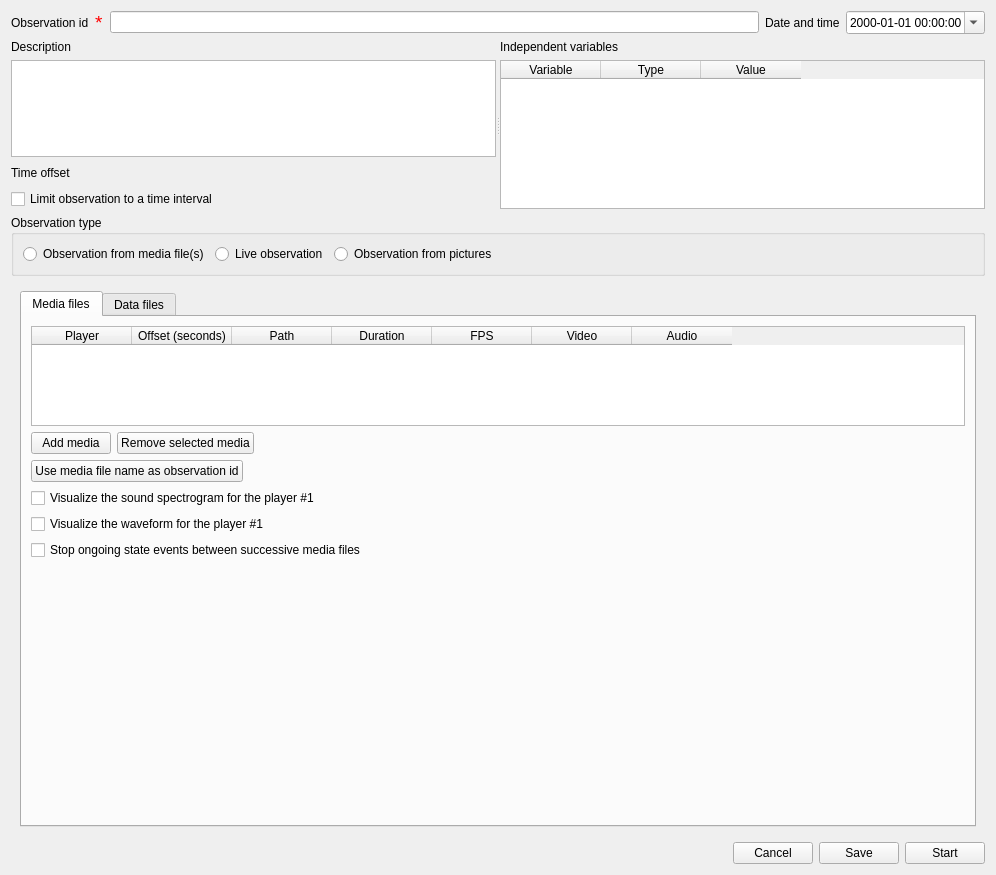
olivierfriard/BORIS, file boris/observation.ui: the form before one commit.
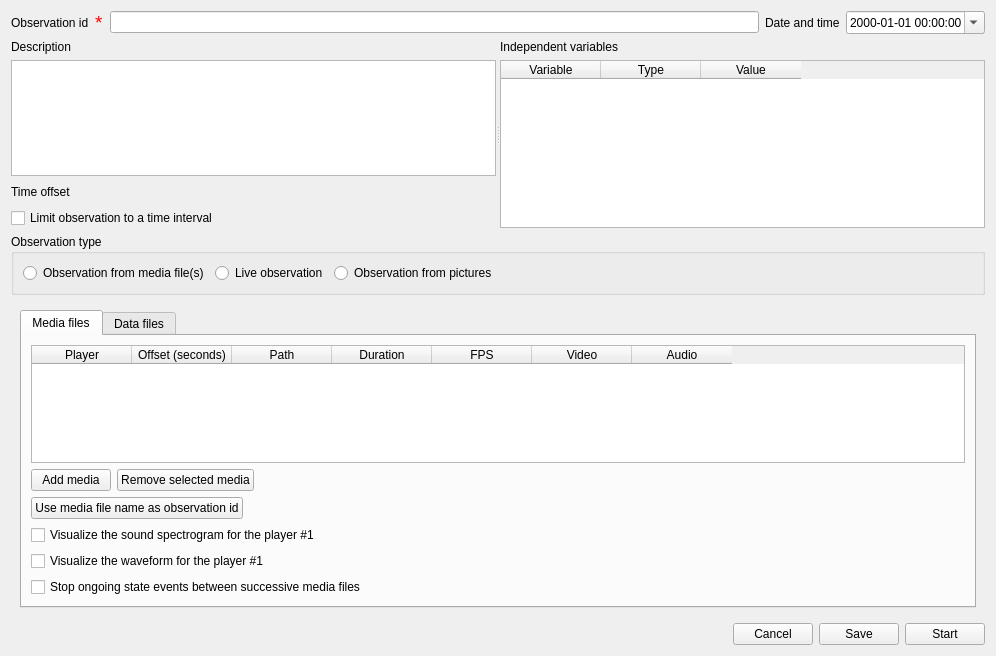
The form after the commit. The open tabs and pages were chosen to show the change.

Patch:
```diff
--- a/boris/observation.ui
+++ b/boris/observation.ui
@@ -7,7 +7,7 @@
     <x>0</x>
     <y>0</y>
     <width>996</width>
-    <height>875</height>
+    <height>656</height>
    </rect>
   </property>
   <property name="windowTitle">
@@ -369,22 +369,6 @@
              </property>
             </widget>
            </item>
-           <item>
-            <spacer name="verticalSpacer">
-             <property name="orientation">
-              <enum>Qt::Vertical</enum>
-             </property>
-             <property name="sizeType">
-              <enum>QSizePolicy::MinimumExpanding</enum>
-             </property>
-             <property name="sizeHint" stdset="0">
-              <size>
-               <width>20</width>
-               <height>256</height>
-              </size>
-             </property>
-            </spacer>
-           </item>
           </layout>
          </widget>
          <widget class="QWidget" name="tab_data_files">
```
Left out of the diff: 2 changed lines with no effect on the pictures.
